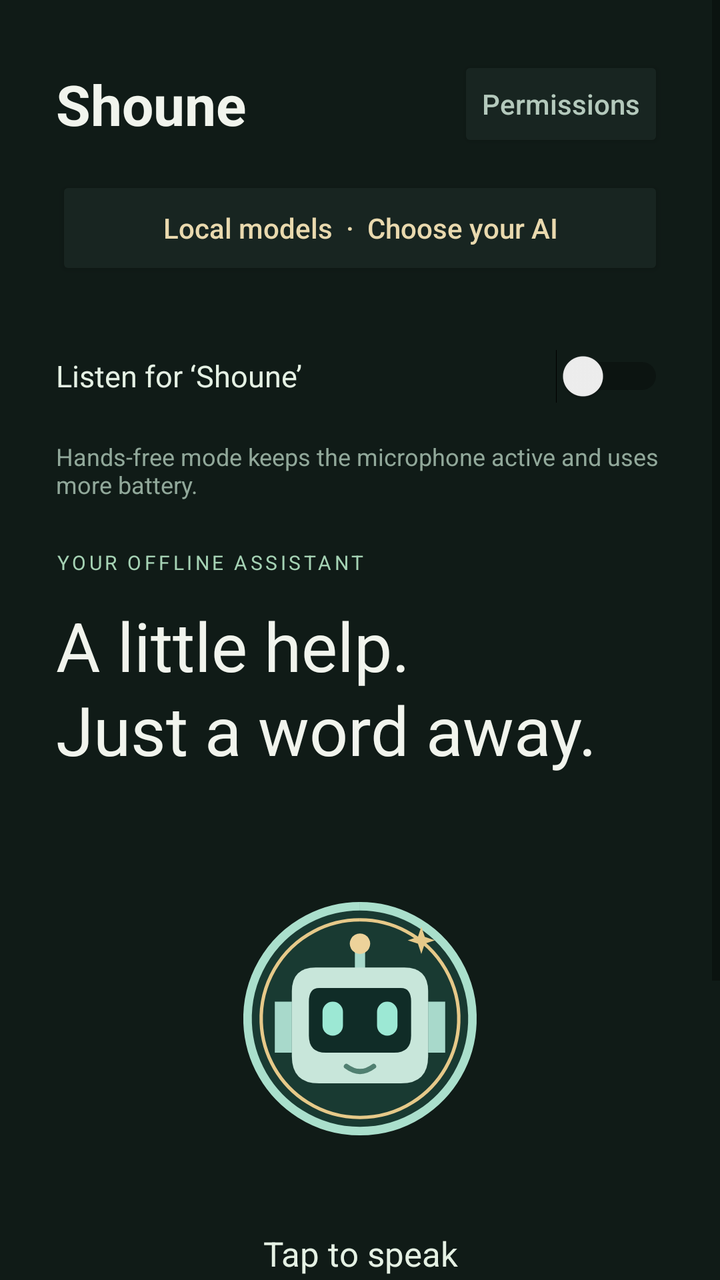
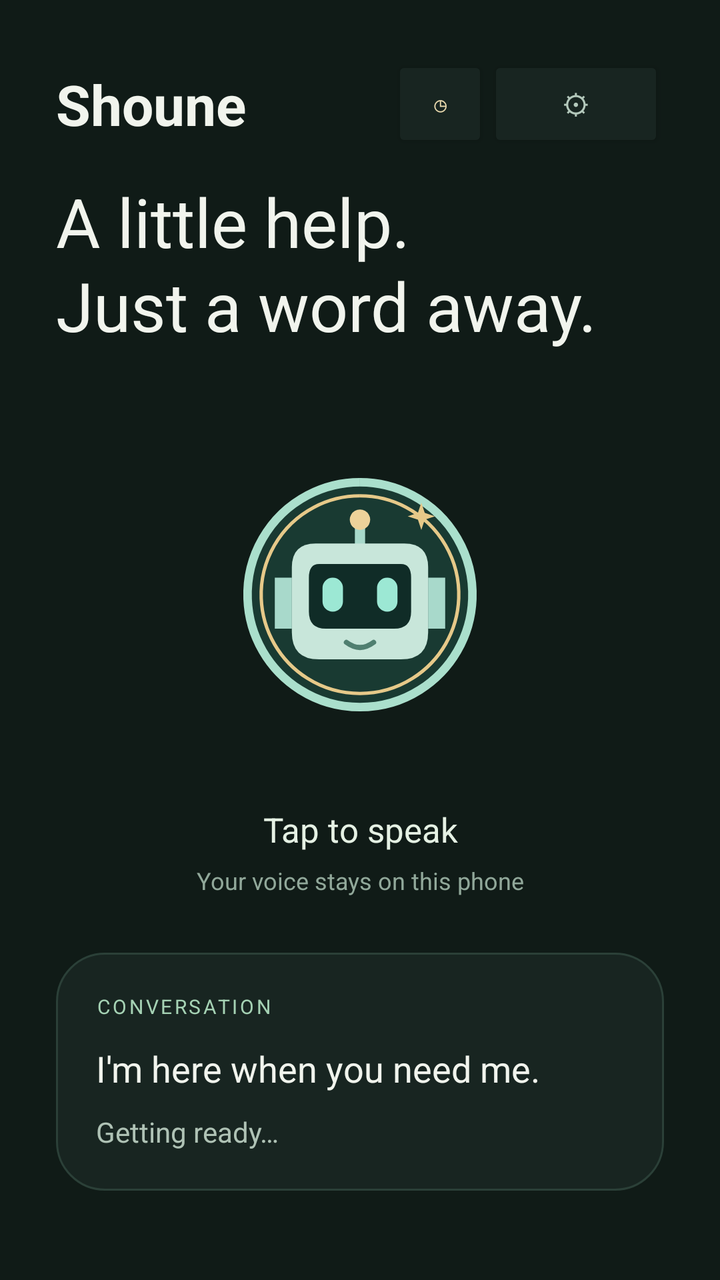

Screens rendered from an Android XML layout before and after an edit, with the pre-edit source and the edit as a unified diff.
<!-- AndroidManifest.xml: application theme android:Theme.Material.Light.NoActionBar -->
<!-- res/layout/activity_main.xml -->
<ScrollView xmlns:android="http://schemas.android.com/apk/res/android" android:layout_width="match_parent" android:layout_height="match_parent" android:background="#101B17" android:fillViewport="true">
 <LinearLayout android:layout_width="match_parent" android:layout_height="wrap_content" android:orientation="vertical" android:padding="28dp">
  <LinearLayout android:layout_width="match_parent" android:layout_height="48dp" android:gravity="center_vertical">
   <TextView android:layout_width="0dp" android:layout_weight="1" android:layout_height="wrap_content" android:text="Shoune" android:textStyle="bold" android:textSize="28sp" android:textColor="#F1F4ED"/>
   <Button android:id="@+id/settings" android:layout_width="wrap_content" android:layout_height="48dp" android:text="Permissions" android:textAllCaps="false" android:textColor="#B4C9BC" android:backgroundTint="#182521"/>
  </LinearLayout>
  <Button android:id="@+id/local_models" android:layout_width="match_parent" android:layout_height="52dp" android:layout_marginTop="12dp" android:text="Local models  ·  Choose your AI" android:textAllCaps="false" android:textColor="#E9D9AE" android:backgroundTint="#182521"/>
  <Switch android:id="@+id/hands_free" android:layout_width="match_parent" android:layout_height="64dp" android:layout_marginTop="16dp" android:text="Listen for ‘Shoune’" android:textSize="15sp" android:textColor="#E5F1E4"/>
  <TextView android:layout_width="match_parent" android:layout_height="wrap_content" android:text="Hands-free mode keeps the microphone active and uses more battery." android:textSize="12sp" android:textColor="#91A89A"/>
  <TextView android:layout_width="wrap_content" android:layout_height="wrap_content" android:layout_marginTop="24dp" android:text="YOUR OFFLINE ASSISTANT" android:letterSpacing="0.15" android:textSize="10sp" android:textColor="#A5D2B4"/>
  <TextView android:layout_width="match_parent" android:layout_height="wrap_content" android:layout_marginTop="12dp" android:text="A little help.\nJust a word away." android:textSize="34sp" android:lineSpacingExtra="2dp" android:textColor="#F1F4ED"/>
  <Button android:id="@+id/microphone" android:layout_width="184dp" android:layout_height="184dp" android:layout_gravity="center_horizontal" android:layout_marginTop="30dp" android:background="@drawable/shoune_bot_animated" android:backgroundTint="@null" android:text="" android:textSize="54sp" android:textColor="#16352B" android:contentDescription="Start voice conversation"/>
  <TextView android:id="@+id/listening_state" android:layout_width="match_parent" android:layout_height="wrap_content" android:layout_marginTop="14dp" android:gravity="center" android:text="Tap to speak" android:textSize="17sp" android:textColor="#E5F1E4"/>
  <TextView android:layout_width="match_parent" android:layout_height="wrap_content" android:layout_marginTop="6dp" android:gravity="center" android:text="Your voice stays on this phone" android:textSize="12sp" android:textColor="#91A89A"/>
  <LinearLayout android:layout_width="match_parent" android:layout_height="wrap_content" android:orientation="vertical" android:layout_marginTop="28dp" android:padding="20dp" android:background="@drawable/panel">
   <TextView android:layout_width="wrap_content" android:layout_height="wrap_content" android:text="CONVERSATION" android:letterSpacing="0.12" android:textSize="10sp" android:textColor="#A5D2B4"/>
   <TextView android:id="@+id/transcript" android:layout_width="match_parent" android:layout_height="wrap_content" android:layout_marginTop="12dp" android:text="I'm here when you need me." android:textSize="18sp" android:textColor="#F1F4ED"/>
   <TextView android:id="@+id/status" android:layout_width="match_parent" android:layout_height="wrap_content" android:layout_marginTop="10dp" android:text="Getting ready…" android:textSize="14sp" android:lineSpacingExtra="3dp" android:textColor="#AFC2B5" android:accessibilityLiveRegion="polite"/>
  </LinearLayout>

 </LinearLayout>
</ScrollView>
<!-- resources referenced by this layout -->
<resources>
  <!-- drawable panel (drawable) -->
  <shape xmlns:android="http://schemas.android.com/apk/res/android"><solid android:color="#182521"/><corners android:radius="24dp"/><stroke android:width="1dp" android:color="#2B4038"/></shape>
  <!-- drawable shoune_bot_animated (drawable) -->
  <animated-vector xmlns:android="http://schemas.android.com/apk/res/android" android:drawable="@drawable/shoune_mark">
      <target android:name="eyes" android:animation="@animator/bot_blink" />
  </animated-vector>
  <!-- drawable shoune_mark (drawable) -->
  <vector xmlns:android="http://schemas.android.com/apk/res/android" android:width="108dp" android:height="108dp" android:viewportWidth="108" android:viewportHeight="108">
      <path android:fillColor="#101B17" android:pathData="M0,0 H108 V108 H0 Z" />
      <path android:fillColor="#193A32" android:strokeColor="#AADFCC" android:strokeWidth="2.5" android:pathData="M54,21 A33,33 0,1 1,53.99 21" />
      <path android:fillColor="#00000000" android:strokeColor="#E6C989" android:strokeWidth="1" android:pathData="M54,25 A29,29 0,1 1,53.99 25" />
      <path android:fillColor="#A8D9CB" android:pathData="M52.5,32 h3 v9 h-3 Z M29,49 h5 v15 h-5 Z M74,49 h5 v15 h-5 Z" />
      <path android:fillColor="#EDD29A" android:pathData="M54,29 A3,3 0,1 1,53.99 29" />
      <path android:fillColor="#C8E6DA" android:pathData="M41,39 H67 Q74,39 74,46 V65 Q74,73 66,73 H42 Q34,73 34,65 V46 Q34,39 41,39 Z" />
      <path android:fillColor="#102C27" android:pathData="M42,45 H66 Q69,45 69,49 V59 Q69,64 64,64 H44 Q39,64 39,59 V49 Q39,45 42,45 Z" />
      <group android:name="eyes" android:pivotX="54" android:pivotY="54">
          <path android:fillColor="#9CE8D4" android:pathData="M46,49 A3,3 0,0 1,49 52 V56 A3,3 0,0 1,43 56 V52 A3,3 0,0 1,46 49 M62,49 A3,3 0,0 1,65 52 V56 A3,3 0,0 1,59 56 V52 A3,3 0,0 1,62 49" />
      </group>
      <path android:fillColor="#00000000" android:strokeColor="#507F70" android:strokeWidth="1.5" android:strokeLineCap="round" android:pathData="M50,68 Q54,71 58,68" />
      <path android:fillColor="#E6C989" android:pathData="M72,27 L73,30 L76,31 L73,32 L72,35 L71,32 L68,31 L71,30 Z" />
  </vector>
</resources>

<!-- the commit's change to res/layout/activity_main.xml (unified diff, before → after) -->
@@ -2,12 +2,9 @@
  <LinearLayout android:layout_width="match_parent" android:layout_height="wrap_content" android:orientation="vertical" android:padding="28dp">
   <LinearLayout android:layout_width="match_parent" android:layout_height="48dp" android:gravity="center_vertical">
    <TextView android:layout_width="0dp" android:layout_weight="1" android:layout_height="wrap_content" android:text="Shoune" android:textStyle="bold" android:textSize="28sp" android:textColor="#F1F4ED"/>
-   <Button android:id="@+id/settings" android:layout_width="wrap_content" android:layout_height="48dp" android:text="Permissions" android:textAllCaps="false" android:textColor="#B4C9BC" android:backgroundTint="#182521"/>
+   <Button android:id="@+id/history" android:layout_width="48dp" android:layout_height="48dp" android:text="◷" android:contentDescription="Command history" android:textColor="#E9D9AE" android:backgroundTint="#182521"/>
+   <Button android:id="@+id/settings" android:layout_width="wrap_content" android:layout_height="48dp" android:text="⚙" android:contentDescription="Settings" android:textAllCaps="false" android:textColor="#B4C9BC" android:backgroundTint="#182521"/>
   </LinearLayout>
-  <Button android:id="@+id/local_models" android:layout_width="match_parent" android:layout_height="52dp" android:layout_marginTop="12dp" android:text="Local models  ·  Choose your AI" android:textAllCaps="false" android:textColor="#E9D9AE" android:backgroundTint="#182521"/>
-  <Switch android:id="@+id/hands_free" android:layout_width="match_parent" android:layout_height="64dp" android:layout_marginTop="16dp" android:text="Listen for ‘Shoune’" android:textSize="15sp" android:textColor="#E5F1E4"/>
-  <TextView android:layout_width="match_parent" android:layout_height="wrap_content" android:text="Hands-free mode keeps the microphone active and uses more battery." android:textSize="12sp" android:textColor="#91A89A"/>
-  <TextView android:layout_width="wrap_content" android:layout_height="wrap_content" android:layout_marginTop="24dp" android:text="YOUR OFFLINE ASSISTANT" android:letterSpacing="0.15" android:textSize="10sp" android:textColor="#A5D2B4"/>
   <TextView android:layout_width="match_parent" android:layout_height="wrap_content" android:layout_marginTop="12dp" android:text="A little help.\nJust a word away." android:textSize="34sp" android:lineSpacingExtra="2dp" android:textColor="#F1F4ED"/>
   <Button android:id="@+id/microphone" android:layout_width="184dp" android:layout_height="184dp" android:layout_gravity="center_horizontal" android:layout_marginTop="30dp" android:background="@drawable/shoune_bot_animated" android:backgroundTint="@null" android:text="" android:textSize="54sp" android:textColor="#16352B" android:contentDescription="Start voice conversation"/>
   <TextView android:id="@+id/listening_state" android:layout_width="match_parent" android:layout_height="wrap_content" android:layout_marginTop="14dp" android:gravity="center" android:text="Tap to speak" android:textSize="17sp" android:textColor="#E5F1E4"/>
